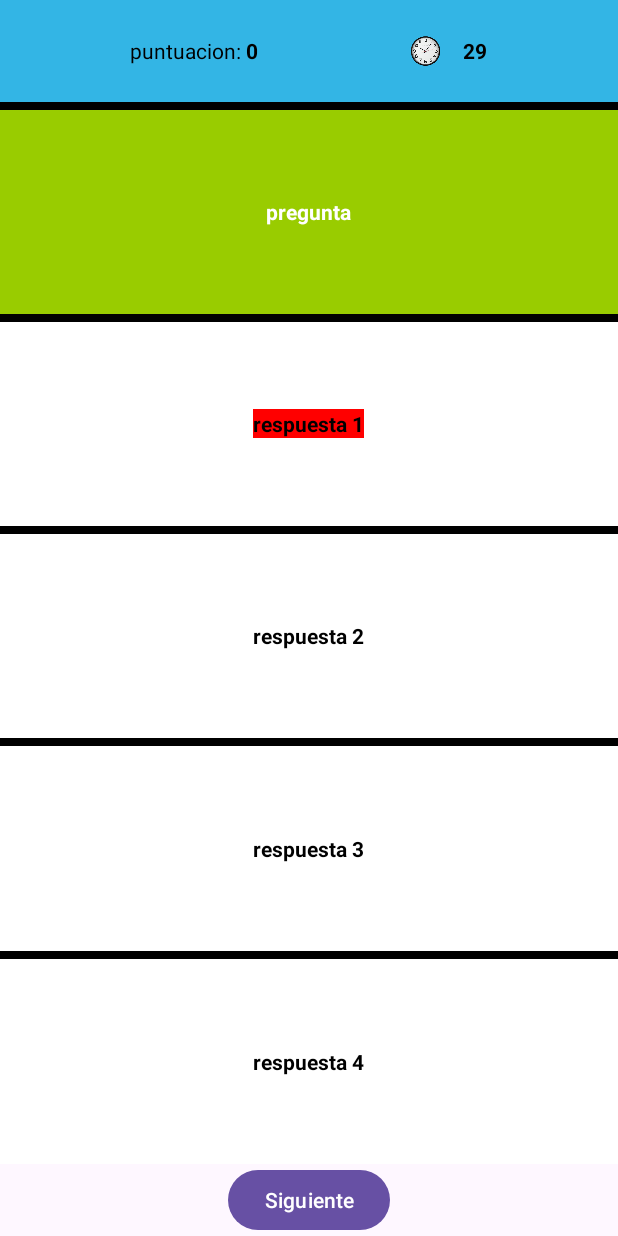
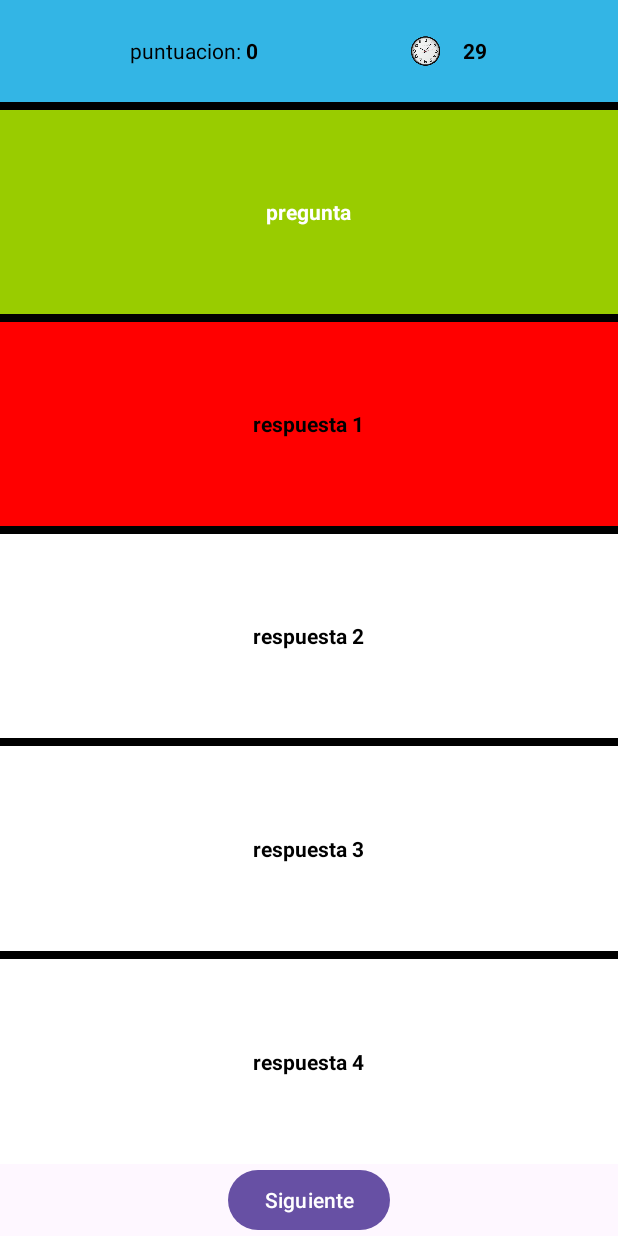
Before and after one commit to JoseRR2000/OpenQuest, an Android app: the Juego screen opened directly, with no data from a screen before it, after a tap on "respuesta 1", on a phone screen of 412 x 824 dp. Run offline under Robolectric (Android 15) with nearby library versions, the phone set to English and light mode, and no system bars; 2 statements that could not run were skipped.

Commit message:
Instauradas puntuacion y tiempo

```diff
--- a/app/src/main/java/com/example/openquest/Juego.java
+++ b/app/src/main/java/com/example/openquest/Juego.java
@@ -5,6 +5,7 @@ import android.os.Bundle;
 import android.os.CountDownTimer;
 import android.view.View;
 import android.widget.Button;
+import android.widget.LinearLayout;
 import android.widget.TextView;
 import android.widget.Toast;
 
@@ -26,6 +27,10 @@ import retrofit2.Response;
 public class Juego extends AppCompatActivity {
     private CountDownTimer contador;
     private TextView tiempo;
+    private long tiempoRestante;
+    private int puntuacion = 0;
+    private TextView textoPuntuacion;
+    private TextView textoPuntos;
     private List<Pregunta> listaPreguntas;
     private int indicePregunta;
     private Random random;
@@ -34,6 +39,10 @@ public class Juego extends AppCompatActivity {
     private TextView respuesta2;
     private TextView respuesta3;
     private TextView respuesta4;
+    private LinearLayout cajaRespuesta1;
+    private LinearLayout cajaRespuesta2;
+    private LinearLayout cajaRespuesta3;
+    private LinearLayout cajaRespuesta4;
     private Button btnSiguiente;
 
     @Override
@@ -63,6 +72,7 @@ public class Juego extends AppCompatActivity {
         contador = new CountDownTimer(30000, 1000) {
             public void onTick(long millisUntilFinished) {
                 tiempo.setText(String.valueOf(millisUntilFinished / 1000));
+                tiempoRestante = millisUntilFinished;
             }
 
             public void onFinish() {
@@ -128,6 +138,20 @@ public class Juego extends AppCompatActivity {
         respuesta2 = findViewById(R.id.texto_respuesta_2);
         respuesta3 = findViewById(R.id.texto_respuesta_3);
         respuesta4 = findViewById(R.id.texto_respuesta_4);
+        cajaRespuesta1 = findViewById(R.id.cajaRespuesta1);
+        cajaRespuesta2 = findViewById(R.id.cajaRespuesta2);
+        cajaRespuesta3 = findViewById(R.id.cajaRespuesta3);
+        cajaRespuesta4 = findViewById(R.id.cajaRespuesta4);
+
+        cajaRespuesta1.setClickable(true);
+        cajaRespuesta2.setClickable(true);
+        cajaRespuesta3.setClickable(true);
+        cajaRespuesta4.setClickable(true);
+
+        cajaRespuesta1.setBackgroundColor(Color.WHITE);
+        cajaRespuesta2.setBackgroundColor(Color.WHITE);
+        cajaRespuesta3.setBackgroundColor(Color.WHITE);
+        cajaRespuesta4.setBackgroundColor(Color.WHITE);
 
         if (indicePregunta < listaPreguntas.size()) {
             Pregunta pregunta = listaPreguntas.get(indicePregunta);
@@ -157,56 +181,85 @@ public class Juego extends AppCompatActivity {
         respuesta2 = findViewById(R.id.texto_respuesta_2);
         respuesta3 = findViewById(R.id.texto_respuesta_3);
         respuesta4 = findViewById(R.id.texto_respuesta_4);
+        cajaRespuesta1 = findViewById(R.id.cajaRespuesta1);
+        cajaRespuesta2 = findViewById(R.id.cajaRespuesta2);
+        cajaRespuesta3 = findViewById(R.id.cajaRespuesta3);
+        cajaRespuesta4 = findViewById(R.id.cajaRespuesta4);
 
-        respuesta1.setOnClickListener(new View.OnClickListener() {
+        cajaRespuesta1.setOnClickListener(new View.OnClickListener() {
             @Override
             public void onClick(View view) {
-                comprobarRespuesta(respuesta1);
+                comprobarRespuesta(respuesta1, cajaRespuesta1, cajaRespuesta2, cajaRespuesta3, cajaRespuesta4);
             }
         });
 
-        respuesta2.setOnClickListener(new View.OnClickListener() {
+        cajaRespuesta2.setOnClickListener(new View.OnClickListener() {
             @Override
             public void onClick(View view) {
-                comprobarRespuesta(respuesta2);
+                comprobarRespuesta(respuesta2, cajaRespuesta2, cajaRespuesta1, cajaRespuesta3, cajaRespuesta4);
             }
         });
 
-        respuesta3.setOnClickListener(new View.OnClickListener() {
+        cajaRespuesta3.setOnClickListener(new View.OnClickListener() {
             @Override
             public void onClick(View view) {
-                comprobarRespuesta(respuesta3);
+                comprobarRespuesta(respuesta3, cajaRespuesta3, cajaRespuesta1, cajaRespuesta2, cajaRespuesta4);
             }
         });
 
-        respuesta4.setOnClickListener(new View.OnClickListener() {
+        cajaRespuesta4.setOnClickListener(new View.OnClickListener() {
             @Override
             public void onClick(View view) {
-                comprobarRespuesta(respuesta4);
+                comprobarRespuesta(respuesta4, cajaRespuesta4, cajaRespuesta1, cajaRespuesta2, cajaRespuesta3);
             }
         });
     }
 
-    private void comprobarRespuesta(TextView seleccionada) {
+    private void comprobarRespuesta(TextView seleccionada, LinearLayout cajaCorrecta, LinearLayout cajaIncorrecta1, LinearLayout cajaIncorrecta2, LinearLayout cajaIncorrecta3) {
         contador.cancel();
+        textoPuntuacion = findViewById(R.id.texto_puntuacion);
+        textoPuntos = findViewById(R.id.texto_puntos);
         btnSiguiente = findViewById(R.id.btn_siguiente);
         Pregunta pregunta = listaPreguntas.get(indicePregunta);
         String respuestaCorrecta = pregunta.getRespuestaCorrecta();
 
         if (seleccionada.getText().toString().equals(respuestaCorrecta)) {
-            seleccionada.setBackgroundColor(Color.GREEN);
+            cajaCorrecta.setBackgroundColor(Color.GREEN);
+            cajaIncorrecta1.setClickable(false);
+            cajaIncorrecta2.setClickable(false);
+            cajaIncorrecta3.setClickable(false);
+
+            int puntosGanados = (int) (tiempoRestante / 100);
+            puntuacion += puntosGanados;
+
+            if (textoPuntuacion != null) {
+                textoPuntuacion.setText("Puntuación: ");
+                textoPuntos.setText(String.valueOf(puntuacion));
+            }
         }
         else {
-            seleccionada.setBackgroundColor(Color.RED);
+            cajaCorrecta.setBackgroundColor(Color.RED);
 
             if (respuesta1.getText().toString().equals(respuestaCorrecta)) {
-                respuesta1.setBackgroundColor(Color.GREEN);
+                cajaRespuesta1.setBackgroundColor(Color.GREEN);
+                cajaRespuesta2.setClickable(false);
+                cajaRespuesta3.setClickable(false);
+                cajaRespuesta4.setClickable(false);
             } else if (respuesta2.getText().toString().equals(respuestaCorrecta)) {
-                respuesta2.setBackgroundColor(Color.GREEN);
+                cajaRespuesta2.setBackgroundColor(Color.GREEN);
+                cajaRespuesta1.setClickable(false);
+                cajaRespuesta3.setClickable(false);
+                cajaRespuesta4.setClickable(false);
             } else if (respuesta3.getText().toString().equals(respuestaCorrecta)) {
-                respuesta3.setBackgroundColor(Color.GREEN);
+                cajaRespuesta3.setBackgroundColor(Color.GREEN);
+                cajaRespuesta1.setClickable(false);
+                cajaRespuesta2.setClickable(false);
+                cajaRespuesta4.setClickable(false);
             } else if (respuesta4.getText().toString().equals(respuestaCorrecta)) {
-                respuesta4.setBackgroundColor(Color.GREEN);
+                cajaRespuesta4.setBackgroundColor(Color.GREEN);
+                cajaRespuesta1.setClickable(false);
+                cajaRespuesta2.setClickable(false);
+                cajaRespuesta3.setClickable(false);
             }
         }
         btnSiguiente.setVisibility(View.VISIBLE);
--- a/app/src/main/java/com/example/openquest/Retrofit.java
+++ b/app/src/main/java/com/example/openquest/Retrofit.java
@@ -4,7 +4,7 @@ import retrofit2.converter.gson.GsonConverterFactory;
 
 public class Retrofit {
     retrofit2.Retrofit retrofit = new retrofit2.Retrofit.Builder()
-            .baseUrl("https://7ea2-31-222-117-187.ngrok-free.app/")
+            .baseUrl("https://797b-31-222-117-187.ngrok-free.app/")
             .addConverterFactory(GsonConverterFactory.create())
             .build();
 
--- a/app/src/main/res/layout/activity_juego.xml
+++ b/app/src/main/res/layout/activity_juego.xml
@@ -32,6 +32,7 @@
                 >
 
                 <TextView
+                    android:id="@+id/texto_puntuacion"
                     android:layout_width="wrap_content"
                     android:layout_height="wrap_content"
                     android:text="puntuacion: "
@@ -42,6 +43,7 @@
                 </TextView>
 
                 <TextView
+                    android:id="@+id/texto_puntos"
                     android:layout_width="wrap_content"
                     android:layout_height="wrap_content"
                     android:text="0"
@@ -70,12 +72,11 @@
                 <TextView
                     android:id="@+id/texto_tiempo"
                     android:layout_width="wrap_content"
-                    android:layout_height="wrap_content"
+                    android:layout_height="match_parent"
+                    android:layout_gravity="center"
                     android:text="30"
                     android:textColor="@color/black"
-                    android:textStyle="bold"
-                    android:layout_gravity="center"
-                    >
+                    android:textStyle="bold">
                 </TextView>
             </LinearLayout>
         </LinearLayout>
@@ -88,6 +89,7 @@
         </View>
 
         <LinearLayout
+            android:id="@+id/cajaPregunta"
             android:layout_width="match_parent"
             android:layout_height="0dp"
             android:layout_weight="1"
@@ -116,6 +118,7 @@
         </View>
 
         <LinearLayout
+            android:id="@+id/cajaRespuesta1"
             android:layout_width="match_parent"
             android:layout_height="0dp"
             android:layout_weight="1"
@@ -142,6 +145,7 @@
         </View>
 
         <LinearLayout
+            android:id="@+id/cajaRespuesta2"
             android:layout_width="match_parent"
             android:layout_height="0dp"
             android:layout_weight="1"
@@ -168,6 +172,7 @@
         </View>
 
         <LinearLayout
+            android:id="@+id/cajaRespuesta3"
             android:layout_width="match_parent"
             android:layout_height="0dp"
             android:layout_weight="1"
@@ -194,6 +199,7 @@
         </View>
 
         <LinearLayout
+            android:id="@+id/cajaRespuesta4"
             android:layout_width="match_parent"
             android:layout_height="0dp"
             android:layout_weight="1"
```
